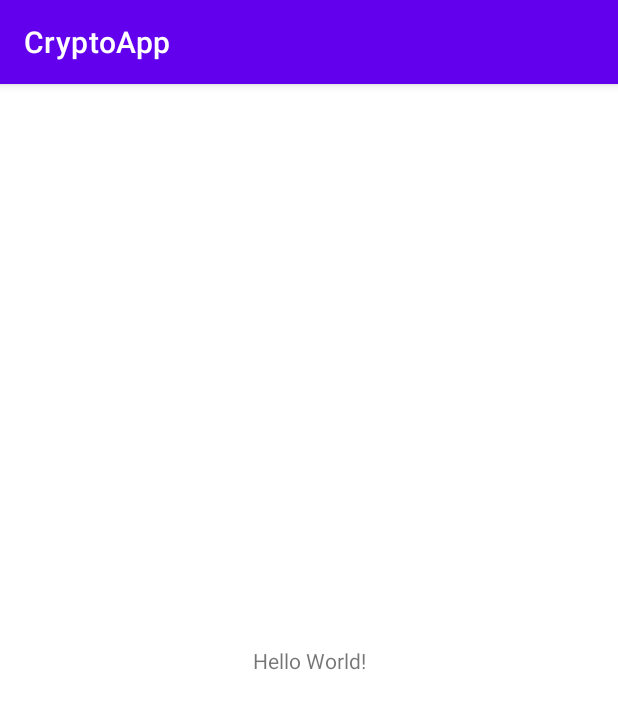
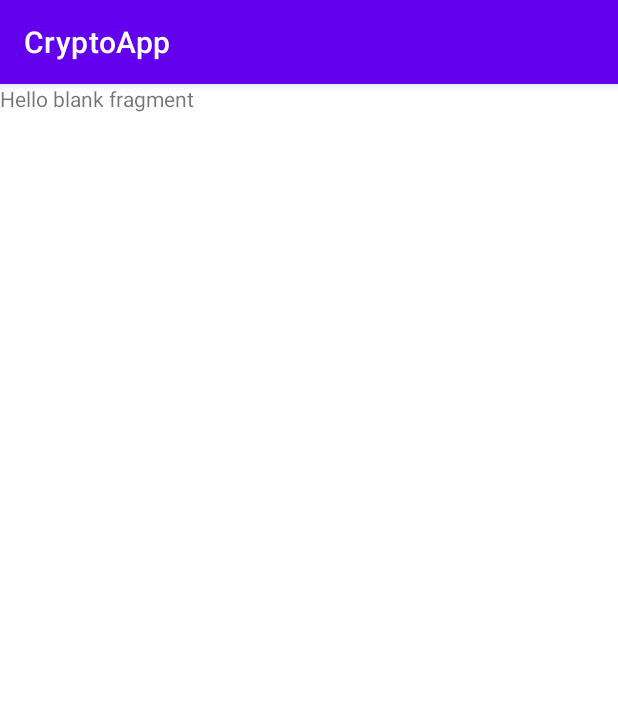
Before and after one commit to sang-ng/CryptoApp, an Android app: the screen it shows after launch (MainActivity), on a phone screen of 412 x 824 dp. Shown: the top 709 px of the screen. Run offline under Robolectric (Android 15) with nearby library versions, the phone set to English and light mode, and no system bars.

```diff
--- a/app/src/main/AndroidManifest.xml
+++ b/app/src/main/AndroidManifest.xml
@@ -1,6 +1,8 @@
 <?xml version="1.0" encoding="utf-8"?>
 <manifest xmlns:android="http://schemas.android.com/apk/res/android"
     package="com.example.cryptoapp">
+
+    <uses-permission android:name="android.permission.INTERNET"/>
 
     <application
         android:name=".CoinApplication"
@@ -11,7 +13,7 @@
         android:supportsRtl="true"
         android:theme="@style/Theme.CryptoApp">
         <activity
-            android:name=".presentation.ui.MainActivity"
+            android:name=".ui.MainActivity"
             android:exported="true">
             <intent-filter>
                 <action android:name="android.intent.action.MAIN" />
--- a/app/src/main/java/com/example/cryptoapp/data/remote/CoinPaprikaApi.kt
+++ b/app/src/main/java/com/example/cryptoapp/data/remote/CoinPaprikaApi.kt
@@ -2,15 +2,29 @@ package com.example.cryptoapp.data.remote
 
 import com.example.cryptoapp.data.remote.dto.CoinDetailDto
 import com.example.cryptoapp.data.remote.dto.CoinDto
+import com.example.cryptoapp.util.Constants.BASE_URL
+import okhttp3.OkHttpClient
+import okhttp3.logging.HttpLoggingInterceptor
+import retrofit2.Response
+import retrofit2.Retrofit
+import retrofit2.converter.gson.GsonConverterFactory
 import retrofit2.http.GET
 import retrofit2.http.Path
 
-interface CoinPaprikaApi {
+private val retrofit = Retrofit.Builder()
+    .addConverterFactory(GsonConverterFactory.create())
+    .baseUrl(BASE_URL)
+    .build()
+
+interface CoinApiService {
 
     @GET("/v1/coins")
     suspend fun getCoins(): List<CoinDto>
 
     @GET("/v1/coins/{coinId}")
-    suspend fun getCoinById(@Path("coinId") coinId: String) : CoinDetailDto
+    suspend fun getCoinById(@Path("coinId") coinId: String): CoinDetailDto
+}
 
+object CoinPaprikaApi {
+    val retrofitService: CoinApiService by lazy { retrofit.create(CoinApiService::class.java) }
 }
--- a/app/src/main/java/com/example/cryptoapp/data/remote/dto/CoinDetailDto.kt
+++ b/app/src/main/java/com/example/cryptoapp/data/remote/dto/CoinDetailDto.kt
@@ -1,6 +1,6 @@
 package com.example.cryptoapp.data.remote.dto
 
-import com.example.cryptoapp.domain.model.CoinDetail
+import com.example.cryptoapp.model.CoinDetail
 
 data class CoinDetailDto(
     val description: String,
--- a/app/src/main/java/com/example/cryptoapp/data/remote/dto/CoinDto.kt
+++ b/app/src/main/java/com/example/cryptoapp/data/remote/dto/CoinDto.kt
@@ -1,6 +1,6 @@
 package com.example.cryptoapp.data.remote.dto
 
-import com.example.cryptoapp.domain.model.Coin
+import com.example.cryptoapp.model.Coin
 import com.google.gson.annotations.SerializedName
 
 //DTO(= Data transfer object, object, which we get from API)
--- a/app/src/main/java/com/example/cryptoapp/data/repository/CoinRepository.kt
+++ b/app/src/main/java/com/example/cryptoapp/data/repository/CoinRepository.kt
@@ -4,13 +4,13 @@ import com.example.cryptoapp.data.remote.CoinPaprikaApi
 import com.example.cryptoapp.data.remote.dto.CoinDetailDto
 import com.example.cryptoapp.data.remote.dto.CoinDto
 
-class CoinRepository(private val api: CoinPaprikaApi) {
+class CoinRepository() {
 
-    suspend fun getcoins(): List<CoinDto> {
-        return api.getCoins()
+    suspend fun getCoins(): List<CoinDto> {
+        return CoinPaprikaApi.retrofitService.getCoins()
     }
 
-    suspend fun getcoinById(coinId: String): CoinDetailDto {
-        return api.getCoinById(coinId)
+    suspend fun getCoinById(coinId: String): CoinDetailDto {
+        return CoinPaprikaApi.retrofitService.getCoinById(coinId)
     }
 }
--- a/app/src/main/java/com/example/cryptoapp/di/modules/repositoryModule.kt
+++ b/app/src/main/java/com/example/cryptoapp/di/modules/repositoryModule.kt
@@ -1,6 +1,8 @@
 package com.example.cryptoapp.di.modules
 
+import com.example.cryptoapp.data.repository.CoinRepository
 import org.koin.dsl.module
 
 val repositoryModule = module {
+    single { CoinRepository() }
 }
--- a/app/src/main/java/com/example/cryptoapp/di/modules/viewModelModule.kt
+++ b/app/src/main/java/com/example/cryptoapp/di/modules/viewModelModule.kt
@@ -1,6 +1,6 @@
 package com.example.cryptoapp.di.modules
 
-import com.example.cryptoapp.presentation.ui.coinList.CoinListViewModel
+import com.example.cryptoapp.ui.coinList.CoinListViewModel
 import org.koin.android.viewmodel.dsl.viewModel
 import org.koin.dsl.module
 
--- a/app/src/main/java/com/example/cryptoapp/domain/model/Coin.kt
+++ b/app/src/main/java/com/example/cryptoapp/model/Coin.kt
@@ -1,4 +1,4 @@
-package com.example.cryptoapp.domain.model
+package com.example.cryptoapp.model
 
 import com.google.gson.annotations.SerializedName
 
--- a/app/src/main/java/com/example/cryptoapp/domain/model/CoinDetail.kt
+++ b/app/src/main/java/com/example/cryptoapp/model/CoinDetail.kt
@@ -1,4 +1,4 @@
-package com.example.cryptoapp.domain.model
+package com.example.cryptoapp.model
 
 import com.example.cryptoapp.data.remote.dto.TeamMember
 
--- a/app/src/main/java/com/example/cryptoapp/presentation/ui/coinList/CoinListFragment.kt
+++ /dev/null
@@ -1,11 +0,0 @@
-package com.example.cryptoapp.presentation.ui.coinList
-
-import android.os.Bundle
-import androidx.fragment.app.Fragment
-import android.view.LayoutInflater
-import android.view.View
-import android.view.ViewGroup
-import com.example.cryptoapp.R
-
-class CoinListFragment : Fragment() {
-}
--- a/app/src/main/java/com/example/cryptoapp/presentation/ui/coinList/CoinListViewModel.kt
+++ /dev/null
@@ -1,11 +0,0 @@
-package com.example.cryptoapp.presentation.ui.coinList
-
-import androidx.lifecycle.ViewModel
-import com.example.cryptoapp.data.repository.CoinRepository
-
-class CoinListViewModel(
-    private val repository: CoinRepository
-) : ViewModel() {
-
-
-}
--- a/app/src/main/java/com/example/cryptoapp/presentation/ui/MainActivity.kt
+++ b/app/src/main/java/com/example/cryptoapp/ui/MainActivity.kt
@@ -1,4 +1,4 @@
-package com.example.cryptoapp.presentation.ui
+package com.example.cryptoapp.ui
 
 import androidx.appcompat.app.AppCompatActivity
 import android.os.Bundle
--- /dev/null
+++ b/app/src/main/java/com/example/cryptoapp/ui/coinList/CoinListFragment.kt
@@ -0,0 +1,40 @@
+package com.example.cryptoapp.ui.coinList
+
+import android.os.Bundle
+import android.util.Log
+import android.view.LayoutInflater
+import android.view.View
+import android.view.ViewGroup
+import androidx.fragment.app.Fragment
+import com.example.cryptoapp.databinding.FragmentCoinListBinding
+import org.koin.android.viewmodel.ext.android.viewModel
+
+
+class CoinListFragment : Fragment() {
+
+    private val TAG = "TEST"
+
+    private val viewModel: CoinListViewModel by viewModel()
+    private lateinit var binding: FragmentCoinListBinding
+
+    override fun onCreateView(
+        inflater: LayoutInflater,
+        container: ViewGroup?,
+        savedInstanceState: Bundle?
+    ): View {
+        binding = FragmentCoinListBinding.inflate(inflater, container, false)
+        return binding.root
+    }
+
+    override fun onViewCreated(view: View, savedInstanceState: Bundle?) {
+        super.onViewCreated(view, savedInstanceState)
+
+        initObserver()
+    }
+
+    private fun initObserver() {
+        viewModel.coins.observe(viewLifecycleOwner, { coins ->
+
+        })
+    }
+}
--- /dev/null
+++ b/app/src/main/java/com/example/cryptoapp/ui/coinList/CoinListViewModel.kt
@@ -0,0 +1,43 @@
+package com.example.cryptoapp.ui.coinList
+
+import android.app.Application
+import androidx.lifecycle.*
+import com.example.cryptoapp.data.remote.dto.CoinDto
+import com.example.cryptoapp.data.repository.CoinRepository
+import kotlinx.coroutines.Dispatchers
+import kotlinx.coroutines.launch
+import retrofit2.Response
+
+class CoinListViewModel(
+    private val repository: CoinRepository
+) : ViewModel() {
+
+    enum class CoinApiStatus { LOADING, ERROR, SUCCESS }
+
+    val status: LiveData<CoinApiStatus>
+        get() = _status
+
+    val coins: LiveData<List<CoinDto>>
+        get() = _coins
+
+    private val _status = MutableLiveData<CoinApiStatus>()
+    private val _coins = MutableLiveData<List<CoinDto>>()
+
+    init {
+        getCoins()
+    }
+
+    private fun getCoins() {
+        viewModelScope.launch {
+            _status.value = CoinApiStatus.LOADING
+
+            try {
+                _coins.value = repository.getCoins()
+                _status.value = CoinApiStatus.SUCCESS
+            } catch (e: Exception) {
+                _status.value = CoinApiStatus.ERROR
+                _coins.value = ArrayList()
+            }
+        }
+    }
+}
--- a/app/src/main/java/com/example/cryptoapp/util/Resource.kt
+++ /dev/null
@@ -1,8 +0,0 @@
-package com.example.cryptoapp.util
-
-sealed class Resource<T>(val data: T? = null, val message: String? = null) {
-
-    class Success<T>(data: T) : Resource<T>(data)
-    class Error<T>(message: String, data: T? = null) : Resource<T>(data, message)
-    class Loading<T>(data: T? = null) : Resource<T>(data)
-}
--- a/app/src/main/res/layout/activity_main.xml
+++ b/app/src/main/res/layout/activity_main.xml
@@ -4,15 +4,19 @@
     xmlns:tools="http://schemas.android.com/tools"
     android:layout_width="match_parent"
     android:layout_height="match_parent"
-    tools:context=".presentation.ui.MainActivity">
+    tools:context=".ui.MainActivity">
 
-    <TextView
-        android:layout_width="wrap_content"
-        android:layout_height="wrap_content"
-        android:text="Hello World!"
-        app:layout_constraintBottom_toBottomOf="parent"
+    <androidx.fragment.app.FragmentContainerView
+        android:id="@+id/fragment_coin_list"
+        android:name="androidx.navigation.fragment.NavHostFragment"
+        android:layout_width="0dp"
+        android:layout_height="0dp"
         app:layout_constraintLeft_toLeftOf="parent"
         app:layout_constraintRight_toRightOf="parent"
-        app:layout_constraintTop_toTopOf="parent" />
+        app:layout_constraintTop_toTopOf="parent"
+        app:layout_constraintBottom_toBottomOf="parent"
+
+        app:defaultNavHost="true"
+        app:navGraph="@navigation/nav_host" />
 
 </androidx.constraintlayout.widget.ConstraintLayout>
--- a/app/src/main/res/layout/fragment_coin_list.xml
+++ b/app/src/main/res/layout/fragment_coin_list.xml
@@ -1,12 +1,13 @@
 <?xml version="1.0" encoding="utf-8"?>
 <FrameLayout xmlns:android="http://schemas.android.com/apk/res/android"
     xmlns:tools="http://schemas.android.com/tools"
+    android:id="@+id/fragment_coin_list"
     android:layout_width="match_parent"
     android:layout_height="match_parent"
-    tools:context=".presentation.ui.coinList.CoinListFragment">
+    tools:context=".ui.coinList.CoinListFragment">
 
-    <!-- TODO: Update blank fragment layout -->
     <TextView
+        android:id="@+id/fr_coin_list_text"
         android:layout_width="match_parent"
         android:layout_height="match_parent"
         android:text="@string/hello_blank_fragment" />
--- /dev/null
+++ b/app/src/main/res/navigation/nav_host.xml
@@ -0,0 +1,13 @@
+<?xml version="1.0" encoding="utf-8"?>
+<navigation xmlns:android="http://schemas.android.com/apk/res/android"
+    xmlns:app="http://schemas.android.com/apk/res-auto"
+    xmlns:tools="http://schemas.android.com/tools"
+    android:id="@+id/nav_host"
+    app:startDestination="@id/coinListFragment">
+
+    <fragment
+        android:id="@+id/coinListFragment"
+        android:name="com.example.cryptoapp.ui.coinList.CoinListFragment"
+        android:label="fragment_coin_list"
+        tools:layout="@layout/fragment_coin_list" />
+</navigation>
```
Also changed, not shown: 1 other file.
